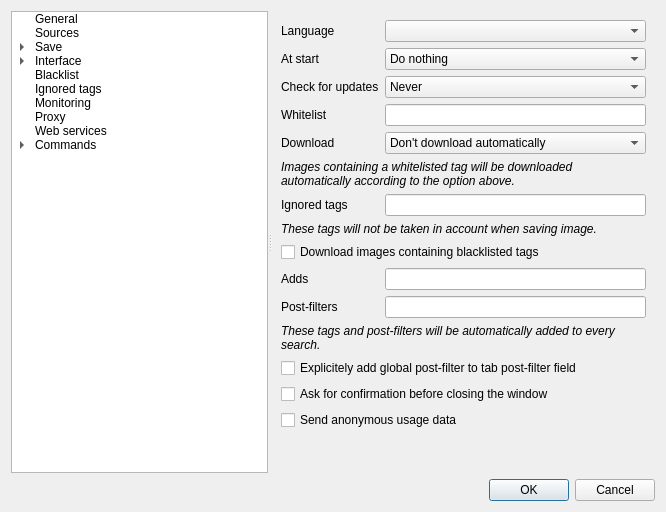
The window that src/gui/src/settings/options-window.ui (Bionus/imgbrd-grabber) describes before a commit, drawn with Qt 5.
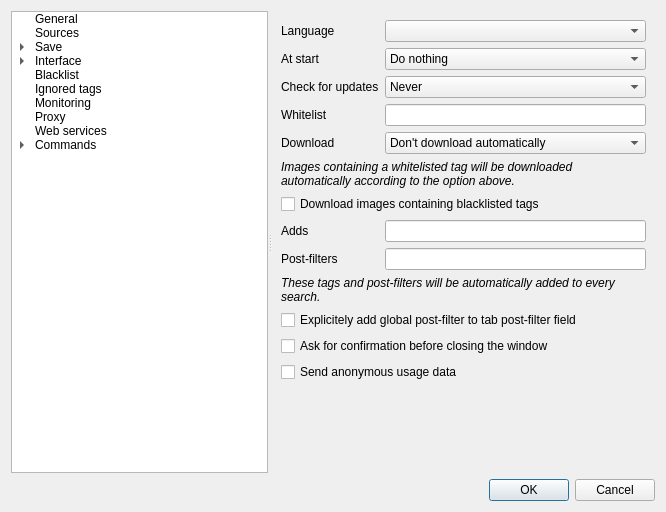
The same window after the commit. Icons and pictures are not drawn.

Commit message: Rename and move 'ignored tags' to 'removed tags' (fix #2061)

Diff of the .ui file:
```diff
--- a/src/gui/src/settings/options-window.ui
+++ b/src/gui/src/settings/options-window.ui
@@ -304,44 +304,34 @@
           </property>
          </widget>
         </item>
-        <item row="6" column="0">
-         <widget class="QLabel" name="label_49">
-          <property name="text">
-           <string>Ignored tags</string>
-          </property>
-         </widget>
-        </item>
-        <item row="6" column="1">
-         <widget class="QLineEdit" name="lineIgnored"/>
-        </item>
-        <item row="7" column="0" colspan="2">
-         <widget class="QLabel" name="label_52">
-          <property name="text">
-           <string>&lt;i&gt;These tags will not be taken in account when saving image.&lt;/i&gt;</string>
-          </property>
-          <property name="wordWrap">
-           <bool>true</bool>
-          </property>
-         </widget>
-        </item>
-        <item row="8" column="0" colspan="2">
+        <item row="6" column="0" colspan="2">
          <widget class="QCheckBox" name="checkDownloadBlacklisted">
           <property name="text">
            <string>Download images containing blacklisted tags</string>
           </property>
          </widget>
         </item>
-        <item row="9" column="0">
+        <item row="7" column="0">
          <widget class="QLabel" name="label_64">
           <property name="text">
            <string>Adds</string>
           </property>
          </widget>
         </item>
-        <item row="9" column="1">
+        <item row="7" column="1">
          <widget class="QLineEdit" name="lineAdd"/>
         </item>
-        <item row="11" column="0" colspan="2">
+        <item row="8" column="0">
+         <widget class="QLabel" name="labelGlobalPostFilter">
+          <property name="text">
+           <string>Post-filters</string>
+          </property>
+         </widget>
+        </item>
+        <item row="8" column="1">
+         <widget class="QLineEdit" name="lineGlobalPostFilter"/>
+        </item>
+        <item row="9" column="0" colspan="2">
          <widget class="QLabel" name="label_65">
           <property name="text">
            <string>&lt;i&gt;These tags and post-filters will be automatically added to every search.&lt;/i&gt;</string>
@@ -351,37 +341,27 @@
           </property>
          </widget>
         </item>
-        <item row="13" column="0" colspan="2">
+        <item row="10" column="0" colspan="2">
+         <widget class="QCheckBox" name="checkGlobalPostFilterExplicit">
+          <property name="text">
+           <string>Explicitely add global post-filter to tab post-filter field</string>
+          </property>
+         </widget>
+        </item>
+        <item row="11" column="0" colspan="2">
          <widget class="QCheckBox" name="checkConfirmClose">
           <property name="text">
            <string>Ask for confirmation before closing the window</string>
           </property>
          </widget>
         </item>
-        <item row="10" column="0">
-         <widget class="QLabel" name="labelGlobalPostFilter">
-          <property name="text">
-           <string>Post-filters</string>
-          </property>
-         </widget>
-        </item>
-        <item row="10" column="1">
-         <widget class="QLineEdit" name="lineGlobalPostFilter"/>
-        </item>
-        <item row="14" column="0" colspan="2">
+        <item row="12" column="0" colspan="2">
          <widget class="QCheckBox" name="checkSendUsageData">
           <property name="text">
            <string>Send anonymous usage data</string>
           </property>
          </widget>
         </item>
-        <item row="12" column="0" colspan="2">
-         <widget class="QCheckBox" name="checkGlobalPostFilterExplicit">
-          <property name="text">
-           <string>Explicitely add global post-filter to tab post-filter field</string>
-          </property>
-         </widget>
-        </item>
        </layout>
        <zorder>label</zorder>
        <zorder>comboLanguages</zorder>
```
Left out of the diff: 28 changed lines with no effect on the pictures. The commit also changes 1 other file.
